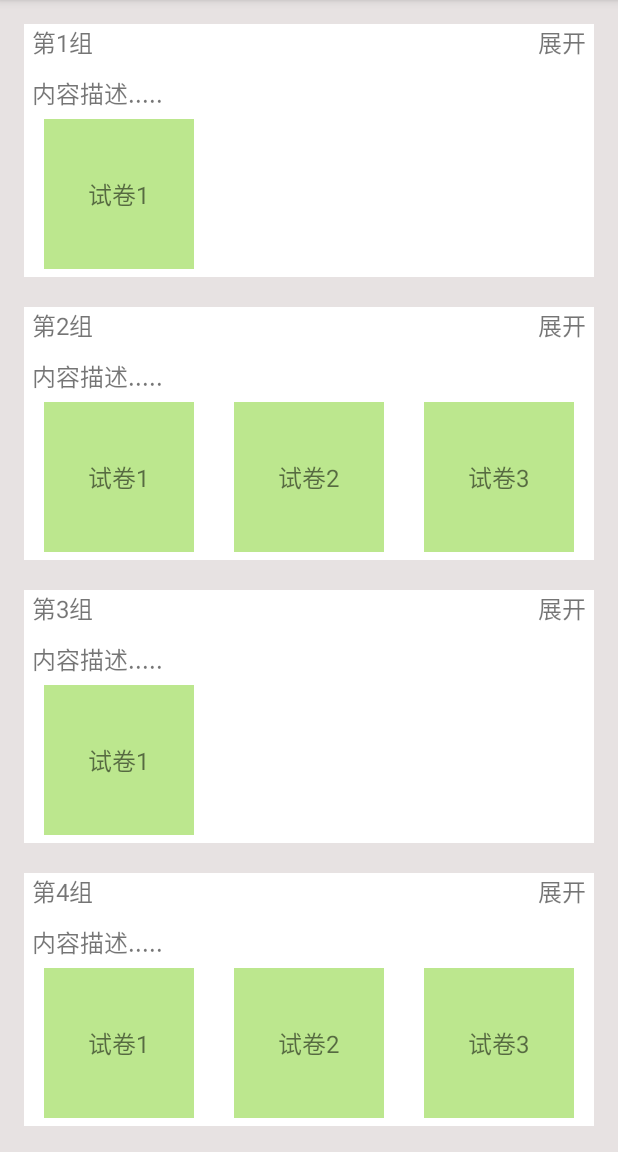
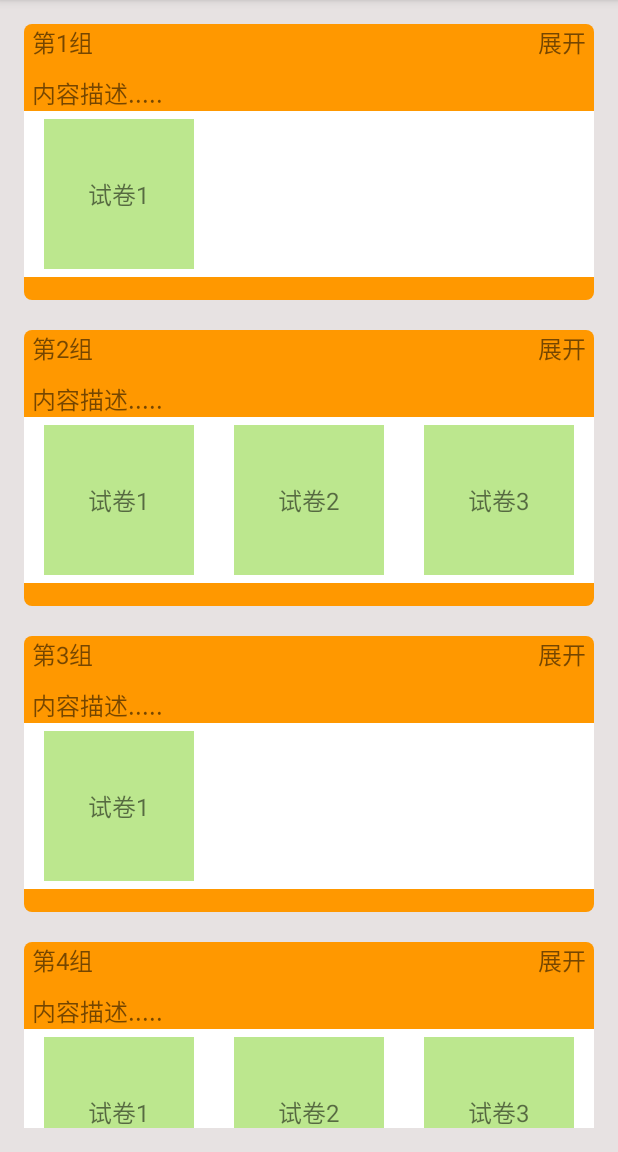
Before and after one commit to ye361571404/AndroidDemo, an Android app: the SectionRecyclerViewActivity screen opened directly, with no data from a screen before it, on a phone screen of 412 x 824 dp, the part 84-1236 px from its top. Run offline under Robolectric (Android 15) with nearby library versions, the phone set to English and light mode, and no system bars; our stand-ins replace ButterKnife.

Commit message:
1.RecyclerView展开式demo2添加圆角背景

```diff
--- /dev/null
+++ b/app/src/main/res/drawable/shape_corners01.xml
@@ -0,0 +1,14 @@
+<?xml version="1.0" encoding="utf-8"?>
+<shape xmlns:android="http://schemas.android.com/apk/res/android">
+
+
+    <!-- 圆角 -->
+    <corners
+        android:topLeftRadius="5dp"
+        android:topRightRadius="5dp"/><!-- 设置圆角半径 -->
+
+    <!-- 填充 -->
+    <solid
+        android:color="#ffff9800"/><!-- 填充的颜色 -->
+
+</shape>
--- /dev/null
+++ b/app/src/main/res/drawable/shape_corners02.xml
@@ -0,0 +1,14 @@
+<?xml version="1.0" encoding="utf-8"?>
+<shape xmlns:android="http://schemas.android.com/apk/res/android">
+
+
+    <!-- 圆角 -->
+    <corners
+        android:bottomLeftRadius="5dp"
+        android:bottomRightRadius="5dp"/><!-- 设置圆角半径 -->
+
+    <!-- 填充 -->
+    <solid
+        android:color="#ffff9800"/><!-- 填充的颜色 -->
+
+</shape>
--- a/app/src/main/res/layout/item_group_footer.xml
+++ b/app/src/main/res/layout/item_group_footer.xml
@@ -1,7 +1,13 @@
 <?xml version="1.0" encoding="utf-8"?>
 <LinearLayout xmlns:android="http://schemas.android.com/apk/res/android"
+    android:background="@color/C_E7E2E2"
     android:orientation="vertical" android:layout_width="match_parent"
     android:layout_height="match_parent">
+
+    <View
+        android:background="@drawable/shape_corners02"
+        android:layout_width="match_parent"
+        android:layout_height="15dp"/>
 
     <View
         android:background="@color/C_E7E2E2"
--- a/app/src/main/res/layout/item_group_header.xml
+++ b/app/src/main/res/layout/item_group_header.xml
@@ -1,12 +1,13 @@
 <?xml version="1.0" encoding="utf-8"?>
 <RelativeLayout xmlns:android="http://schemas.android.com/apk/res/android"
-    android:background="@color/white"
+    android:background="@color/C_E7E2E2"
     android:layout_width="match_parent"
     android:layout_height="wrap_content">
 
     <RelativeLayout
         android:paddingLeft="5dp"
         android:paddingRight="5dp"
+        android:background="@drawable/shape_corners01"
         android:layout_width="match_parent"
         android:layout_height="wrap_content">
 
```
